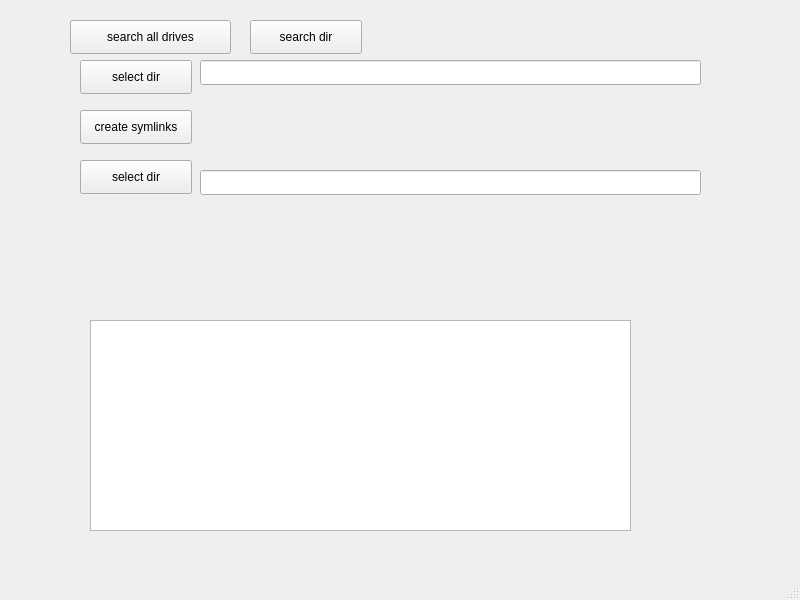
Before: the Qt Designer form resource/mainwindow.ui in ironcpa/utils, drawn with Qt 5.
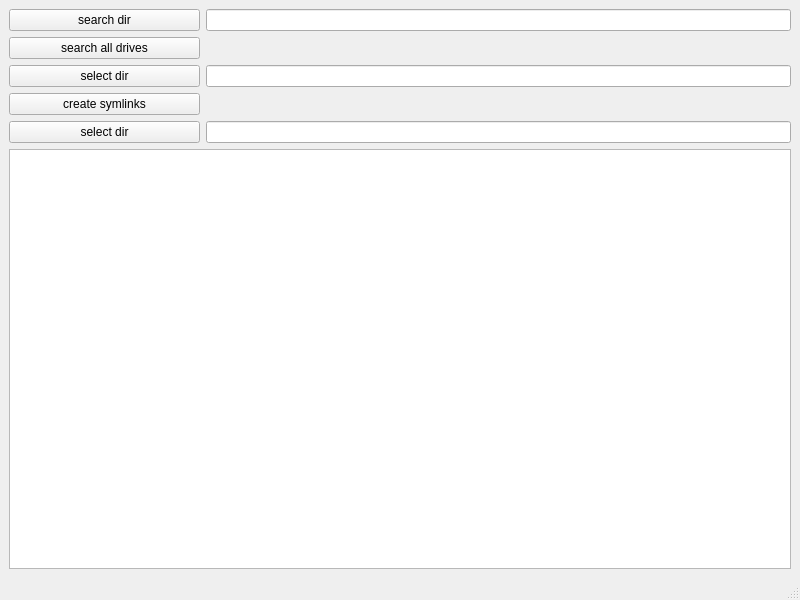
After: the same form once the commit is applied.

Commit message: gui layout search result enhance

Patch:
```diff
--- a/resource/mainwindow.ui
+++ b/resource/mainwindow.ui
@@ -14,101 +14,59 @@
    <string>MainWindow</string>
   </property>
   <widget class="QWidget" name="centralwidget">
-   <widget class="QPushButton" name="btn_search">
-    <property name="geometry">
-     <rect>
-      <x>70</x>
-      <y>20</y>
-      <width>161</width>
-      <height>34</height>
-     </rect>
-    </property>
-    <property name="text">
-     <string>search all drives</string>
-    </property>
-   </widget>
-   <widget class="QPushButton" name="btn_create_symlinks">
-    <property name="geometry">
-     <rect>
-      <x>80</x>
-      <y>110</y>
-      <width>112</width>
-      <height>34</height>
-     </rect>
-    </property>
-    <property name="text">
-     <string>create symlinks</string>
-    </property>
-   </widget>
-   <widget class="QTableWidget" name="tbl_search_result">
-    <property name="geometry">
-     <rect>
-      <x>90</x>
-      <y>320</y>
-      <width>541</width>
-      <height>211</height>
-     </rect>
-    </property>
-   </widget>
-   <widget class="QPushButton" name="btn_select_src_dir">
-    <property name="geometry">
-     <rect>
-      <x>80</x>
-      <y>60</y>
-      <width>112</width>
-      <height>34</height>
-     </rect>
-    </property>
-    <property name="text">
-     <string>select dir</string>
-    </property>
-   </widget>
-   <widget class="QLineEdit" name="txt_selected_src_dir">
-    <property name="geometry">
-     <rect>
-      <x>200</x>
-      <y>60</y>
-      <width>501</width>
-      <height>25</height>
-     </rect>
-    </property>
-   </widget>
-   <widget class="QPushButton" name="btn_search_dir">
-    <property name="geometry">
-     <rect>
-      <x>250</x>
-      <y>20</y>
-      <width>112</width>
-      <height>34</height>
-     </rect>
-    </property>
-    <property name="text">
-     <string>search dir</string>
-    </property>
-   </widget>
-   <widget class="QPushButton" name="btn_select_tgt_dir">
-    <property name="geometry">
-     <rect>
-      <x>80</x>
-      <y>160</y>
-      <width>112</width>
-      <height>34</height>
-     </rect>
-    </property>
-    <property name="text">
-     <string>select dir</string>
-    </property>
-   </widget>
-   <widget class="QLineEdit" name="txt_selected_tgt_dir">
-    <property name="geometry">
-     <rect>
-      <x>200</x>
-      <y>170</y>
-      <width>501</width>
-      <height>25</height>
-     </rect>
-    </property>
-   </widget>
+   <layout class="QVBoxLayout" name="verticalLayout">
+    <item>
+     <layout class="QGridLayout" name="gridLayout">
+      <item row="0" column="0">
+       <widget class="QPushButton" name="btn_search_dir">
+        <property name="text">
+         <string>search dir</string>
+        </property>
+       </widget>
+      </item>
+      <item row="3" column="0">
+       <widget class="QPushButton" name="btn_select_src_dir">
+        <property name="text">
+         <string>select dir</string>
+        </property>
+       </widget>
+      </item>
+      <item row="4" column="0">
+       <widget class="QPushButton" name="btn_create_symlinks">
+        <property name="text">
+         <string>create symlinks</string>
+        </property>
+       </widget>
+      </item>
+      <item row="5" column="0">
+       <widget class="QPushButton" name="btn_select_tgt_dir">
+        <property name="text">
+         <string>select dir</string>
+        </property>
+       </widget>
+      </item>
+      <item row="2" column="0">
+       <widget class="QPushButton" name="btn_search_all_drives">
+        <property name="text">
+         <string>search all drives</string>
+        </property>
+       </widget>
+      </item>
+      <item row="0" column="1" colspan="3">
+       <widget class="QLineEdit" name="txt_search_text"/>
+      </item>
+      <item row="3" column="1" colspan="3">
+       <widget class="QLineEdit" name="txt_selected_src_dir"/>
+      </item>
+      <item row="5" column="1" colspan="3">
+       <widget class="QLineEdit" name="txt_selected_tgt_dir"/>
+      </item>
+     </layout>
+    </item>
+    <item>
+     <widget class="QTableWidget" name="tbl_search_result"/>
+    </item>
+   </layout>
   </widget>
   <widget class="QMenuBar" name="menubar">
    <property name="geometry">
```
The commit also changes 1 other file.
